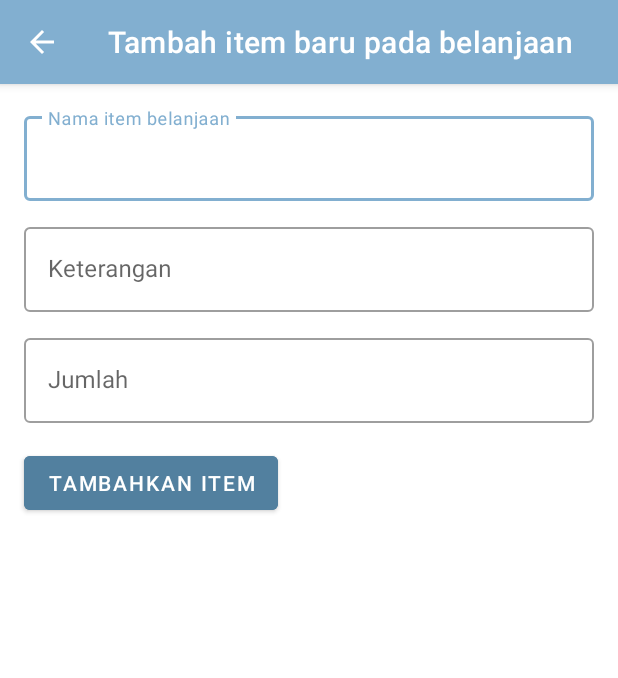
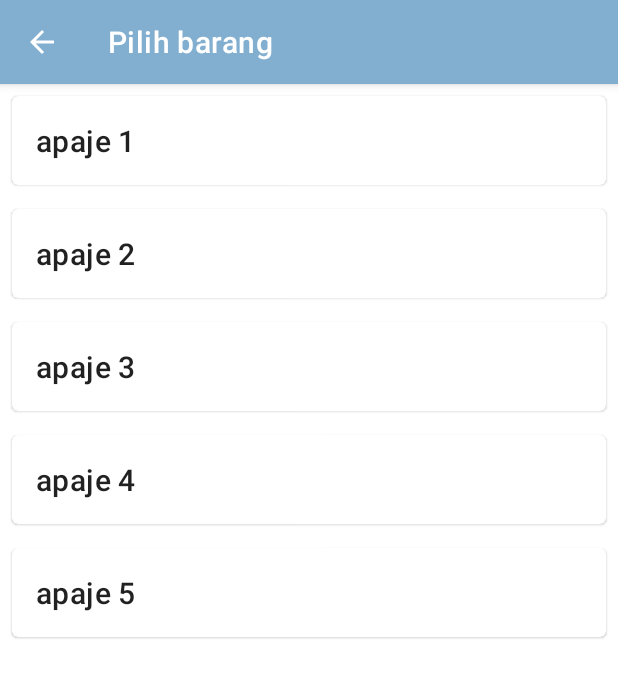
Before and after one commit to bagushikano/BLIapp, an Android app: the DetailBelanjaanActivity screen opened directly, with no data from a screen before it, after a tap on "ITEM BARU", on a phone screen of 412 x 824 dp. Shown: the top 678 px of the screen. Run offline under Robolectric (Android 15) with nearby library versions, the phone set to English and light mode, and no system bars; 4 statements that could not run were skipped.

Commit message:
Add barang selection view

```diff
--- /dev/null
+++ b/app/src/main/java/com/progmoblanjutklp1/appmemobelanja/activity/BarangSelectionActivity.java
@@ -0,0 +1,67 @@
+package com.progmoblanjutklp1.appmemobelanja.activity;
+
+import androidx.appcompat.app.AppCompatActivity;
+import androidx.recyclerview.widget.LinearLayoutManager;
+import androidx.recyclerview.widget.RecyclerView;
+
+import android.os.Bundle;
+import android.view.View;
+import android.widget.TextView;
+
+import com.progmoblanjutklp1.appmemobelanja.R;
+import com.progmoblanjutklp1.appmemobelanja.adapter.BarangListAdapter;
+import com.progmoblanjutklp1.appmemobelanja.adapter.BarangSelectionAdapter;
+import com.progmoblanjutklp1.appmemobelanja.model.Barang;
+
+import java.util.ArrayList;
+
+public class BarangSelectionActivity extends AppCompatActivity {
+    private ArrayList<Barang> barangArrayList;
+
+    private BarangSelectionAdapter adapterBarang;
+    private RecyclerView recyclerView;
+    private LinearLayoutManager linearLayoutManager;
+
+    private TextView listKosong;
+
+    int idBarang;
+
+
+
+    @Override
+    protected void onCreate(Bundle savedInstanceState) {
+        super.onCreate(savedInstanceState);
+        setContentView(R.layout.activity_barang_selection);
+        getSupportActionBar().setDisplayHomeAsUpEnabled(true);
+
+        barangArrayList = new ArrayList<>();
+        barangArrayList.add(new Barang("apaje 1", 1));
+        barangArrayList.add(new Barang("apaje 2", 2));
+        barangArrayList.add(new Barang("apaje 3", 3));
+        barangArrayList.add(new Barang("apaje 4", 4));
+        barangArrayList.add(new Barang("apaje 5", 5));
+
+        listKosong = findViewById(R.id.empty_barang_selection_view);
+
+        recyclerView = findViewById(R.id.barang_list_view);
+
+        adapterBarang = new BarangSelectionAdapter(this, barangArrayList);
+        linearLayoutManager = new LinearLayoutManager(this);
+
+        recyclerView.setLayoutManager(linearLayoutManager);
+        recyclerView.setAdapter(adapterBarang);
+
+        //TODO kalo list kosong show tidak ada barang dalam list barang, silahkan tambahkan barang terlebih dahulu
+        // listKosong.setVisibility(View.VISIBLE);
+
+        recyclerView.setVisibility(View.VISIBLE);
+    }
+
+    @Override
+    public boolean onSupportNavigateUp() {
+        this.finish();
+        return super.onSupportNavigateUp();
+    }
+
+
+}
--- a/app/src/main/java/com/progmoblanjutklp1/appmemobelanja/activity/DetailBelanjaanActivity.java
+++ b/app/src/main/java/com/progmoblanjutklp1/appmemobelanja/activity/DetailBelanjaanActivity.java
@@ -41,6 +41,11 @@ public class DetailBelanjaanActivity extends AppCompatActivity {
     private String tanggalBelanjaanKey = "tanggalbelanjaan";
     private String idBelanjaanKey = "idbelanjaan";
 
+    private String idItemKey = "iditem";
+    private String idBarangKey = "idbarang";
+    private String keteranganItemKey = "keteranganitem";
+    private String jumlahItemkey = "jumlahitem";
+
     @Override
     protected void onCreate(Bundle savedInstanceState) {
         super.onCreate(savedInstanceState);
@@ -60,16 +65,23 @@ public class DetailBelanjaanActivity extends AppCompatActivity {
         belanjaanDescView = findViewById(R.id.detail_belanjaan_desc);;
         belanjaanDateView = findViewById(R.id.detail_belanjaan_tanggal);;
         belanjaanJumlahItemView = findViewById(R.id.detail_belanjaan_jumlah_item);
+        recyclerView = findViewById(R.id.item_list);
+
+        //TODO kalo list kosong show tidak ada barang dalam list barang, silahkan tambahkan barang terlebih dahulu
+        listKosong.setVisibility(View.VISIBLE);
+        recyclerView.setVisibility(View.GONE);
+
 
         itemArrayList = new ArrayList<>();
 
         //test ui aja
+        /*
         itemArrayList.add(new Item(1, 3, "test view item di detail belanjaan", belanjaanId));
         itemArrayList.add(new Item(2, 3, "test view item di detail belanjaan", belanjaanId));
         itemArrayList.add(new Item(3, 3, "test view item di detail belanjaan", belanjaanId));
         itemArrayList.add(new Item(4, 3, "test view item di detail belanjaan", belanjaanId));
         itemArrayList.add(new Item(5, 3, "test view item di detail belanjaan", belanjaanId));
-
+         */
 
         belanjaanNameView.setText(belanjaanName);
         belanjaanDescView.setText(belanjaanDesc);
@@ -77,7 +89,7 @@ public class DetailBelanjaanActivity extends AppCompatActivity {
         belanjaanJumlahItemView.setText(String.format(getResources().getString(R.string.jumlah_item_detail_belanjaan_card), itemArrayList.size()));
 
 
-        recyclerView = findViewById(R.id.item_list);
+
 
         adapterItem = new ItemListAdapter(this, itemArrayList);
         linearLayoutManager = new LinearLayoutManager(this);
@@ -89,6 +101,12 @@ public class DetailBelanjaanActivity extends AppCompatActivity {
                     recyclerView.setVisibility(View.GONE);
                     listKosong.setVisibility(View.VISIBLE);
                 }
+            }
+            @Override
+            public void onChanged() {
+                super.onChanged();
+                recyclerView.setVisibility(View.VISIBLE);
+                listKosong.setVisibility(View.GONE);
             }
         });
         recyclerView.setLayoutManager(linearLayoutManager);
--- a/app/src/main/java/com/progmoblanjutklp1/appmemobelanja/activity/InputItemActivity.java
+++ b/app/src/main/java/com/progmoblanjutklp1/appmemobelanja/activity/InputItemActivity.java
@@ -1,18 +1,97 @@
 package com.progmoblanjutklp1.appmemobelanja.activity;
 
+import androidx.annotation.Nullable;
 import androidx.appcompat.app.AppCompatActivity;
 
+import android.app.Activity;
+import android.content.Intent;
 import android.os.Bundle;
+import android.view.View;
+import android.widget.Button;
+import android.widget.Toast;
 
+import com.google.android.material.textfield.TextInputEditText;
 import com.progmoblanjutklp1.appmemobelanja.R;
+import com.progmoblanjutklp1.appmemobelanja.model.Belanjaan;
+
+import java.text.ParseException;
+import java.util.Date;
 
 public class InputItemActivity extends AppCompatActivity {
+
+    private TextInputEditText barangItem;
+    private TextInputEditText keteranganItem;
+    private TextInputEditText jumlahItem;
+    private Button tambahItemButton;
+
+    private String idItemKey = "iditem";
+    private String idBarangKey = "idbarang";
+    private String keteranganItemKey = "keteranganitem";
+    private String jumlahItemkey = "jumlahitem";
 
     @Override
     protected void onCreate(Bundle savedInstanceState) {
         super.onCreate(savedInstanceState);
         setContentView(R.layout.activity_input_item);
         getSupportActionBar().setDisplayHomeAsUpEnabled(true);
+        Intent intent = getIntent();
+
+        barangItem = findViewById(R.id.item_barang_text_field);
+        keteranganItem = findViewById(R.id.item_desc_text_field);
+        jumlahItem = findViewById(R.id.item_jumlah_text_field);
+        tambahItemButton = findViewById(R.id.item_add_button);
+
+        if (intent.hasExtra(idItemKey) && intent.hasExtra(idBarangKey) &&
+                intent.hasExtra(keteranganItemKey) && intent.hasExtra(jumlahItemkey)) {
+
+            // TODO ni aku gatau gmn caranya nge set barang ke field nya buat editnya wkwkwkw
+
+            keteranganItem.setText(intent.getExtras().getString(keteranganItemKey));
+            jumlahItem.setText(intent.getExtras().getString(jumlahItemkey));
+            tambahItemButton.setText(R.string.simpan_button);
+            setTitle("Edit item");
+        }
+
+        barangItem.setOnClickListener(new View.OnClickListener() {
+            @Override
+            public void onClick(View v) {
+                Intent item = new Intent(getApplicationContext(), BarangSelectionActivity.class);
+                startActivityForResult(item, 0); // 0 untuk add barang baru
+            }
+        });
+
+        barangItem.setOnFocusChangeListener(new View.OnFocusChangeListener() {
+            @Override
+            public void onFocusChange(View v, boolean hasFocus) {
+                if(hasFocus) {
+                    Intent item = new Intent(getApplicationContext(), BarangSelectionActivity.class);
+                    startActivityForResult(item, 0); // 0 untuk add barang baru
+                }
+            }
+        });
+
+        tambahItemButton.setOnClickListener(new View.OnClickListener() {
+            @Override
+            public void onClick(View v) {
+                Intent item = new Intent();
+                item.putExtra(keteranganItemKey, keteranganItem.getText().toString());
+                item.putExtra(jumlahItemkey, jumlahItem.getText());
+                setResult(RESULT_OK, item);
+                finish();
+            }
+        });
+    }
+
+    @Override
+    protected void onActivityResult(int requestCode, int resultCode, @Nullable Intent data) {
+        super.onActivityResult(requestCode, resultCode, data);
+        if (resultCode == Activity.RESULT_OK) { // pake request code 0 untuk input belanjaan baru, 1 untuk edit belanjaan
+            if (requestCode == 0) {
+                if (data.hasExtra(idBarangKey)) {
+                    //TODO set barangnya disini ke text field nya
+                }
+            }
+        }
     }
 
     @Override
--- /dev/null
+++ b/app/src/main/java/com/progmoblanjutklp1/appmemobelanja/adapter/BarangSelectionAdapter.java
@@ -0,0 +1,80 @@
+package com.progmoblanjutklp1.appmemobelanja.adapter;
+
+import android.app.Activity;
+import android.content.Context;
+import android.content.DialogInterface;
+import android.content.Intent;
+import android.view.KeyEvent;
+import android.view.LayoutInflater;
+import android.view.View;
+import android.view.ViewGroup;
+import android.view.inputmethod.EditorInfo;
+import android.view.inputmethod.InputMethodManager;
+import android.widget.Button;
+import android.widget.EditText;
+import android.widget.TextView;
+
+import androidx.annotation.NonNull;
+import androidx.appcompat.app.AlertDialog;
+import androidx.appcompat.widget.AppCompatTextView;
+import androidx.recyclerview.widget.RecyclerView;
+
+import com.google.android.material.dialog.MaterialAlertDialogBuilder;
+import com.progmoblanjutklp1.appmemobelanja.R;
+import com.progmoblanjutklp1.appmemobelanja.model.Barang;
+
+import java.util.ArrayList;
+
+import static android.app.Activity.RESULT_OK;
+
+public class BarangSelectionAdapter extends RecyclerView.Adapter<BarangSelectionAdapter.ViewHolder> {
+    private Context context;
+    private ArrayList<Barang> barangArrayList;
+    private int position;
+
+    private String idBarangKey = "idbarang";
+
+
+    public BarangSelectionAdapter (Context context, ArrayList<Barang> barangArrayList) {
+        this.context = context;
+        this.barangArrayList = barangArrayList;
+    }
+
+    @NonNull
+    @Override
+    public BarangSelectionAdapter.ViewHolder onCreateViewHolder(@NonNull ViewGroup parent, int viewType) {
+        LayoutInflater layoutInflater = LayoutInflater.from(parent.getContext());
+        View view = layoutInflater.inflate(R.layout.barang_selection_card_list, parent, false);
+        return new BarangSelectionAdapter.ViewHolder(view);
+    }
+
+    @Override
+    public void onBindViewHolder(@NonNull BarangSelectionAdapter.ViewHolder viewHolder, int position) {
+        viewHolder.namaBarangView.setText(barangArrayList.get(position).getNamaBarang());
+    }
+
+    @Override
+    public int getItemCount() {
+        return barangArrayList.size();
+    }
+
+    public class ViewHolder extends RecyclerView.ViewHolder {
+        private AppCompatTextView namaBarangView;
+
+        public ViewHolder(@NonNull View itemView) {
+            super(itemView);
+            namaBarangView = itemView.findViewById(R.id.nama_barang_view);
+
+            itemView.setOnClickListener(new View.OnClickListener() {
+                @Override
+                public void onClick(View v) {
+                    position = getAdapterPosition();
+                    Intent barang = new Intent();
+                    barang.putExtra(idBarangKey, barangArrayList.get(position).getIdBarang());
+                    ((Activity) context).setResult(RESULT_OK, barang);
+                    ((Activity) context).finish();
+                }
+            });
+        }
+    }
+}
--- /dev/null
+++ b/app/src/main/res/layout/activity_barang_selection.xml
@@ -0,0 +1,28 @@
+<?xml version="1.0" encoding="utf-8"?>
+<androidx.constraintlayout.widget.ConstraintLayout xmlns:android="http://schemas.android.com/apk/res/android"
+    xmlns:app="http://schemas.android.com/apk/res-auto"
+    xmlns:tools="http://schemas.android.com/tools"
+    android:layout_width="match_parent"
+    android:layout_height="match_parent"
+    tools:context=".activity.BarangSelectionActivity">
+
+    <TextView
+        android:id="@+id/empty_barang_selection_view"
+        android:layout_width="match_parent"
+        android:layout_height="match_parent"
+        android:gravity="center"
+        android:visibility="gone"
+        android:fontFamily="sans-serif-black"
+        android:text="@string/empty__barang_selection_list" />
+
+    <androidx.recyclerview.widget.RecyclerView
+        android:id="@+id/barang_list_view"
+        android:layout_width="match_parent"
+        android:layout_height="match_parent"
+        app:layout_constraintBottom_toBottomOf="parent"
+        app:layout_constraintEnd_toEndOf="parent"
+        app:layout_constraintStart_toStartOf="parent"
+        app:layout_constraintTop_toTopOf="parent" />
+
+
+</androidx.constraintlayout.widget.ConstraintLayout>
--- a/app/src/main/res/layout/activity_input_item.xml
+++ b/app/src/main/res/layout/activity_input_item.xml
@@ -15,18 +15,20 @@
         android:layout_marginStart="16dp"
         android:layout_marginTop="16dp"
         android:layout_marginEnd="16dp"
-        android:hint="Nama item belanjaan"
+        android:hint="Pilih barang"
         app:layout_constraintEnd_toEndOf="parent"
         app:layout_constraintStart_toStartOf="parent"
         app:layout_constraintTop_toTopOf="parent">
 
         <com.google.android.material.textfield.TextInputEditText
-            android:id="@+id/item_name_text_field"
+            android:id="@+id/item_barang_text_field"
             android:layout_width="match_parent"
             android:layout_height="match_parent"
             android:ems="10"
-            android:imeOptions="actionSearch"
-            android:inputType="text" />
+            android:focusable="true"
+            android:cursorVisible="false"
+            android:focusableInTouchMode="true"
+            />
     </com.google.android.material.textfield.TextInputLayout>
 
     <com.google.android.material.textfield.TextInputLayout
@@ -47,7 +49,7 @@
             android:layout_width="match_parent"
             android:layout_height="match_parent"
             android:ems="10"
-            android:imeOptions="actionSearch"
+            android:imeOptions="actionNext"
             android:inputType="text" />
     </com.google.android.material.textfield.TextInputLayout>
 
@@ -56,7 +58,6 @@
         style="@style/Widget.MaterialComponents.TextInputLayout.OutlinedBox"
         android:layout_width="0dp"
         android:layout_height="wrap_content"
-
         android:layout_marginStart="16dp"
         android:layout_marginTop="12dp"
         android:layout_marginEnd="16dp"
--- /dev/null
+++ b/app/src/main/res/layout/barang_selection_card_list.xml
@@ -0,0 +1,35 @@
+<?xml version="1.0" encoding="utf-8"?>
+<com.google.android.material.card.MaterialCardView
+    xmlns:android="http://schemas.android.com/apk/res/android"
+    android:layout_width="match_parent"
+    android:id="@+id/card"
+    android:layout_height="wrap_content"
+    android:layout_margin="8dp">
+
+    <LinearLayout
+        android:layout_width="match_parent"
+        android:layout_height="wrap_content"
+        android:orientation="vertical">
+
+        <LinearLayout
+            android:layout_width="match_parent"
+            android:layout_height="wrap_content"
+            android:orientation="vertical"
+            android:paddingTop="16dp"
+            android:paddingStart="16dp"
+            android:paddingEnd="16dp"
+            android:paddingBottom="16dp">
+
+            <!-- Title, secondary and supporting text -->
+            <TextView
+                android:id="@+id/nama_barang_view"
+                android:layout_width="wrap_content"
+                android:layout_height="wrap_content"
+                android:text="Placeholder presensi title"
+                android:textAppearance="?attr/textAppearanceHeadline6"
+                />
+        </LinearLayout>
+    </LinearLayout>
+
+
+</com.google.android.material.card.MaterialCardView>
--- a/app/src/main/res/values/strings.xml
+++ b/app/src/main/res/values/strings.xml
@@ -30,4 +30,5 @@
     <string name="keluar">Keluar</string>
     <string name="made_by_about_activity">Made with ❤ by Kelompok 1 Pemrograman Mobile Lanjut A</string>
     <string name="version_string">Versi %1$s</string>
+    <string name="empty__barang_selection_list">Tidak ada barang dalam daftar barang, silahkan tambahkan barang terlebih dahulu pada daftar barang</string>
 </resources>
```
Also changed, not shown: app/src/main/AndroidManifest.xml (+8 -5 lines).
